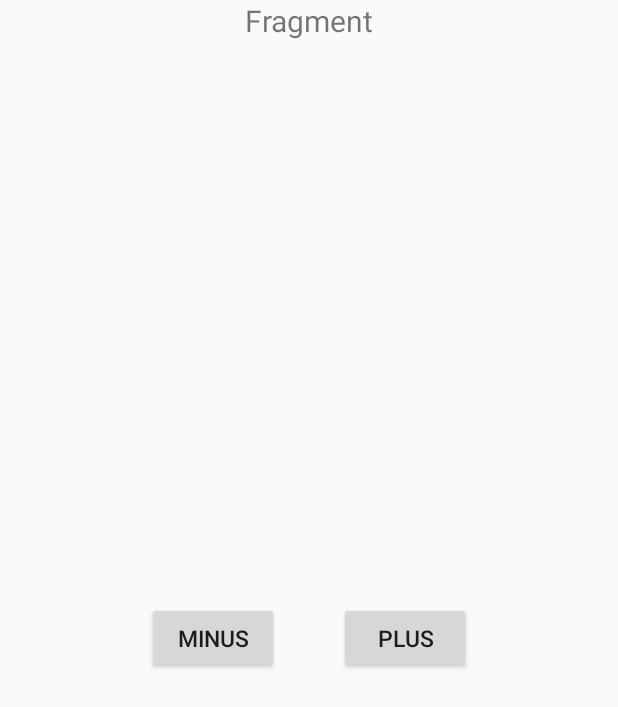
After one commit to uselessnaming/app_center_example, an Android app built with Jetpack Compose: the layout fragment_home.xml on its own in the app's theme, with its tools: preview values and no code run, on a phone screen of 412 x 824 dp. The commit adds this screen. Shown: the top 707 px of the screen. Run offline under Robolectric (Android 15) with nearby library versions, the phone set to English and light mode, and no system bars.

Commit message:
feat: 3주차 스터디 과제

```diff
--- a/AppCenterStudyExample/app/build.gradle
+++ b/AppCenterStudyExample/app/build.gradle
@@ -1,6 +1,7 @@
 plugins {
     id 'com.android.application'
     id 'org.jetbrains.kotlin.android'
+    id 'kotlin-kapt'
 }
 
 android {
--- a/AppCenterStudyExample/app/src/main/java/com/example/appcenterstudy/FragmentA.kt
+++ b/AppCenterStudyExample/app/src/main/java/com/example/appcenterstudy/study_1st/FragmentA.kt
@@ -1,4 +1,4 @@
-package com.example.appcenterstudy
+package com.example.appcenterstudy.study_1st
 
 import android.os.Bundle
 import android.view.LayoutInflater
--- a/AppCenterStudyExample/app/src/main/java/com/example/appcenterstudy/MVC/MvcActivity.kt
+++ b/AppCenterStudyExample/app/src/main/java/com/example/appcenterstudy/study_1st/MVC/MvcActivity.kt
@@ -1,4 +1,4 @@
-package com.example.appcenterstudy
+package com.example.appcenterstudy.study_1st.MVC
 
 import android.app.Activity
 import android.os.Bundle
--- a/AppCenterStudyExample/app/src/main/java/com/example/appcenterstudy/MVP/Contract.kt
+++ b/AppCenterStudyExample/app/src/main/java/com/example/appcenterstudy/study_1st/MVP/Contract.kt
@@ -1,4 +1,4 @@
-package com.example.appcenterstudy.MVP
+package com.example.appcenterstudy.study_1st.MVP
 
 import org.json.JSONObject
 
--- a/AppCenterStudyExample/app/src/main/java/com/example/appcenterstudy/MVP/InfoDataSource.kt
+++ b/AppCenterStudyExample/app/src/main/java/com/example/appcenterstudy/study_1st/MVP/InfoDataSource.kt
@@ -1,4 +1,4 @@
-package com.example.appcenterstudy.MVP
+package com.example.appcenterstudy.study_1st.MVP
 
 import org.json.JSONObject
 
--- a/AppCenterStudyExample/app/src/main/java/com/example/appcenterstudy/MVP/InfoLocalDataSource.kt
+++ b/AppCenterStudyExample/app/src/main/java/com/example/appcenterstudy/study_1st/MVP/InfoLocalDataSource.kt
@@ -1,6 +1,7 @@
-package com.example.appcenterstudy.MVP
+package com.example.appcenterstudy.study_1st.MVP
 
 import android.content.Context
+import com.example.appcenterstudy.study_1st.MVP.InfoDataSource
 import org.json.JSONObject
 
 class InfoLocalDataSource(context : Context) : InfoDataSource {
--- a/AppCenterStudyExample/app/src/main/java/com/example/appcenterstudy/MVP/InfoRepository.kt
+++ b/AppCenterStudyExample/app/src/main/java/com/example/appcenterstudy/study_1st/MVP/InfoRepository.kt
@@ -1,4 +1,4 @@
-package com.example.appcenterstudy.MVP
+package com.example.appcenterstudy.study_1st.MVP
 
 import android.content.Context
 import org.json.JSONObject
--- a/AppCenterStudyExample/app/src/main/java/com/example/appcenterstudy/MVP/MvpActivity.kt
+++ b/AppCenterStudyExample/app/src/main/java/com/example/appcenterstudy/study_1st/MVP/MvpActivity.kt
@@ -1,4 +1,4 @@
-package com.example.appcenterstudy.MVP
+package com.example.appcenterstudy.study_1st.MVP
 
 import android.os.Bundle
 import android.view.AbsSavedState
--- a/AppCenterStudyExample/app/src/main/java/com/example/appcenterstudy/MVP/Presenter.kt
+++ b/AppCenterStudyExample/app/src/main/java/com/example/appcenterstudy/study_1st/MVP/Presenter.kt
@@ -1,4 +1,4 @@
-package com.example.appcenterstudy.MVP
+package com.example.appcenterstudy.study_1st.MVP
 
 import android.util.Log
 import org.json.JSONObject
--- a/AppCenterStudyExample/app/src/main/res/layout/fragment_a.xml
+++ b/AppCenterStudyExample/app/src/main/res/layout/fragment_a.xml
@@ -3,7 +3,6 @@
     xmlns:tools="http://schemas.android.com/tools"
     android:layout_width="match_parent"
     android:layout_height="match_parent"
-    tools:context=".FragmentA"
     android:orientation="vertical"
     android:id="@+id/fg_fragment_a">
 
--- /dev/null
+++ b/AppCenterStudyExample/app/src/main/res/layout/fragment_home.xml
@@ -0,0 +1,57 @@
+<?xml version="1.0" encoding="utf-8"?>
+<layout
+    xmlns:android="http://schemas.android.com/apk/res/android"
+    xmlns:tools="http://schemas.android.com/tools"
+    tools:context=".study_3rd.HomeFragment">
+
+    <data>
+       <variable
+            name="viewModel"
+            type="com.example.appcenterstudy.study_3rd.DataViewModel"/>
+    </data>
+
+    <LinearLayout
+        android:layout_width="match_parent"
+        android:layout_height="match_parent"
+        android:orientation="vertical"
+        android:id="@+id/home_fragment">
+
+        <TextView
+            android:layout_width="match_parent"
+            android:layout_height="wrap_content"
+            android:text="Fragment"
+            android:textSize="20sp"
+            android:textAlignment="center" />
+
+        <LinearLayout
+            android:layout_width="match_parent"
+            android:layout_height="match_parent"
+            android:orientation="horizontal"
+            android:gravity="center_vertical|center_horizontal">
+
+            <androidx.appcompat.widget.AppCompatButton
+                android:layout_width="wrap_content"
+                android:layout_height="wrap_content"
+                android:text="minus"
+                android:textSize = "15sp"
+                android:onClick="@{() -> viewModel.minusCount()}"/>
+
+            <TextView
+                android:layout_width="wrap_content"
+                android:layout_height="wrap_content"
+                android:text="@{viewModel.count.toString()}"
+                android:textSize="15sp"
+                android:layout_marginStart="20dp"
+                android:layout_marginEnd="20dp"/>
+
+            <androidx.appcompat.widget.AppCompatButton
+                android:layout_width="wrap_content"
+                android:layout_height="wrap_content"
+                android:text="plus"
+                android:textSize="15sp"
+                android:onClick="@{()->viewModel.addCount()}"/>
+
+        </LinearLayout>
+
+    </LinearLayout>
+</layout>
--- a/AppCenterStudyExample/app/src/main/res/values/strings.xml
+++ b/AppCenterStudyExample/app/src/main/res/values/strings.xml
@@ -1,5 +1,3 @@
 <resources>
     <string name="app_name">AppCenterStudy</string>
-    <!-- TODO: Remove or change this placeholder text -->
-    <string name="hello_blank_fragment">Hello blank fragment</string>
 </resources>
--- a/AppCenterStudyExample/app/src/main/res/values/themes.xml
+++ b/AppCenterStudyExample/app/src/main/res/values/themes.xml
@@ -1,5 +1,4 @@
 <?xml version="1.0" encoding="utf-8"?>
 <resources>
-
-    <style name="Theme.AppCenterStudy" parent="android:Theme.Material.Light.NoActionBar" />
+    <style name="Theme.AppCenterStudy" parent="Theme.AppCompat.Light.NoActionBar" />
 </resources>
```
Also changed, not shown: AppCenterStudyExample/app/src/main/java/com/example/appcenterstudy/MainActivity.kt (+9 -40 lines), AppCenterStudyExample/app/src/main/java/com/example/appcenterstudy/study_3rd/DataViewModel.kt (added, +23 -0 lines), AppCenterStudyExample/app/src/main/java/com/example/appcenterstudy/study_3rd/HomeFragment.kt (added, +36 -0 lines), AppCenterStudyExample/app/src/main/res/layout/activity_main.xml (+11 -33 lines).
